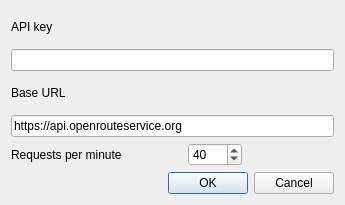
Old version of the form ORStools/gui/ORStoolsDialogConfigUI.ui in the repository GIScience/orstools-qgis-plugin.
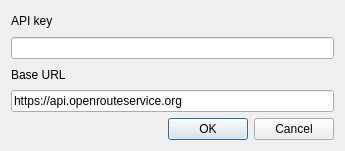
New version of the form.

Patch:
```diff
--- a/ORStools/gui/ORStoolsDialogConfigUI.ui
+++ b/ORStools/gui/ORStoolsDialogConfigUI.ui
@@ -7,13 +7,13 @@
     <x>0</x>
     <y>0</y>
     <width>345</width>
-    <height>205</height>
+    <height>151</height>
    </rect>
   </property>
   <property name="windowTitle">
    <string>ORS Settings</string>
   </property>
-  <layout class="QGridLayout" name="gridLayout" columnstretch="4,1,2">
+  <layout class="QGridLayout" name="gridLayout" columnstretch="4,0">
    <item row="2" column="0">
     <widget class="QLabel" name="base_url_label">
      <property name="text">
@@ -21,13 +21,6 @@
      </property>
     </widget>
    </item>
-   <item row="4" column="0">
-    <widget class="QLabel" name="quota_label">
-     <property name="text">
-      <string>Requests per minute</string>
-     </property>
-    </widget>
-   </item>
    <item row="0" column="0">
     <widget class="QLabel" name="key_label">
      <property name="text">
@@ -35,40 +28,17 @@
      </property>
     </widget>
    </item>
-   <item row="4" column="1">
-    <widget class="QSpinBox" name="quota_spinbox">
-     <property name="maximum">
-      <number>1000</number>
-     </property>
-     <property name="value">
-      <number>40</number>
-     </property>
-    </widget>
-   </item>
-   <item row="4" column="2">
-    <spacer name="horizontalSpacer">
-     <property name="orientation">
-      <enum>Qt::Horizontal</enum>
-     </property>
-     <property name="sizeHint" stdset="0">
-      <size>
-       <width>40</width>
-       <height>20</height>
-      </size>
-     </property>
-    </spacer>
-   </item>
-   <item row="3" column="0" colspan="3">
+   <item row="3" column="0" colspan="2">
     <widget class="QLineEdit" name="base_url_text">
      <property name="text">
       <string>https://api.openrouteservice.org</string>
      </property>
     </widget>
    </item>
-   <item row="1" column="0" colspan="3">
+   <item row="1" column="0" colspan="2">
     <widget class="QLineEdit" name="key_text"/>
    </item>
-   <item row="7" column="0" colspan="3">
+   <item row="6" column="0" colspan="2">
     <widget class="QDialogButtonBox" name="buttonBox">
      <property name="standardButtons">
       <set>QDialogButtonBox::Cancel|QDialogButtonBox::Ok</set>
```
